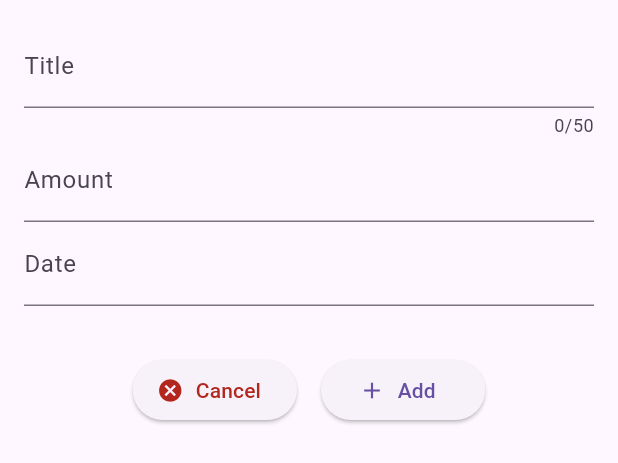
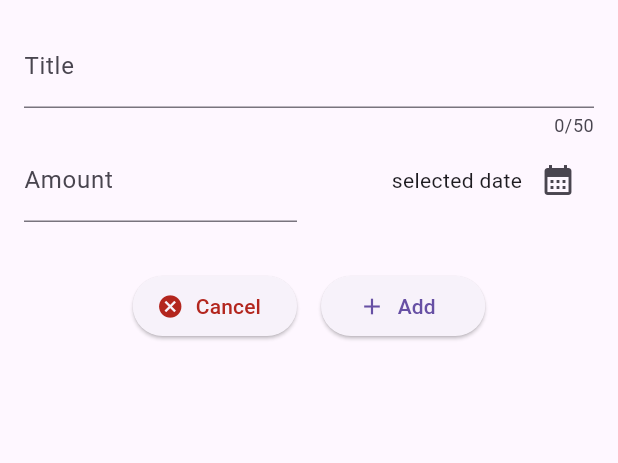
Before and after one commit to lcd11001/flutter-money-tracker, a Flutter app: the ModalAddTracker widget shown alone on an empty page, opened directly, on a phone screen of 412 x 824 dp. Shown: the top 463 px of the screen. Run offline on Flutter 3.47's test engine with Material 3 defaults, Android fonts, the light colour scheme and no system bars; generated files the repository leaves out were written again.

Commit message:
+ show date picker

```diff
--- a/lib/components/modal/modal_add_tracker.dart
+++ b/lib/components/modal/modal_add_tracker.dart
@@ -1,7 +1,5 @@
-import 'package:flutter/cupertino.dart';
 import 'package:flutter/material.dart';
 import 'package:flutter/services.dart';
-import 'package:flutter/widgets.dart';
 import 'package:intl/intl.dart';
 
 import 'package:flutter_gen/gen_l10n/app_localizations.dart';
@@ -37,6 +35,16 @@ class _ModalAddTrackerState extends State<ModalAddTracker> {
     Navigator.pop(context);
   }
 
+  void _showDatePicker() {
+    final now = DateTime.now();
+    showDatePicker(
+      context: context,
+      initialDate: now,
+      firstDate: DateTime(now.year - 1),
+      lastDate: now,
+    );
+  }
+
   @override
   Widget build(BuildContext context) {
     final loc = AppLocalizations.of(context)!;
@@ -55,7 +63,10 @@ class _ModalAddTrackerState extends State<ModalAddTracker> {
               // onChanged: _saveInputTitle,
               controller: _titleController,
             ),
-            TextField(
+            Row(
+              children: [
+                Expanded(
+                  child: TextField(
                     decoration: InputDecoration(
                       labelText: loc.inputAmount,
                       prefixText: '${amountFormatter.currencySymbol} ',
@@ -66,10 +77,26 @@ class _ModalAddTrackerState extends State<ModalAddTracker> {
                     ],
                     controller: _amountController,
                   ),
-            TextField(
-              decoration: InputDecoration(
-                labelText: loc.inputDate,
                 ),
+                const SizedBox(
+                  width: 16.0,
+                ),
+                Expanded(
+                  child: Row(
+                    crossAxisAlignment: CrossAxisAlignment.center,
+                    mainAxisAlignment: MainAxisAlignment.end,
+                    mainAxisSize: MainAxisSize.min,
+                    children: [
+                      const Text("selected date"),
+                      IconButton(
+                        icon: const Icon(Icons.calendar_month),
+                        alignment: Alignment.bottomCenter,
+                        onPressed: _showDatePicker,
+                      ),
+                    ],
+                  ),
+                ),
+              ],
             ),
             const SizedBox(
               height: 32.0,
```
Lines whose indentation alone changed are shown as unchanged.
